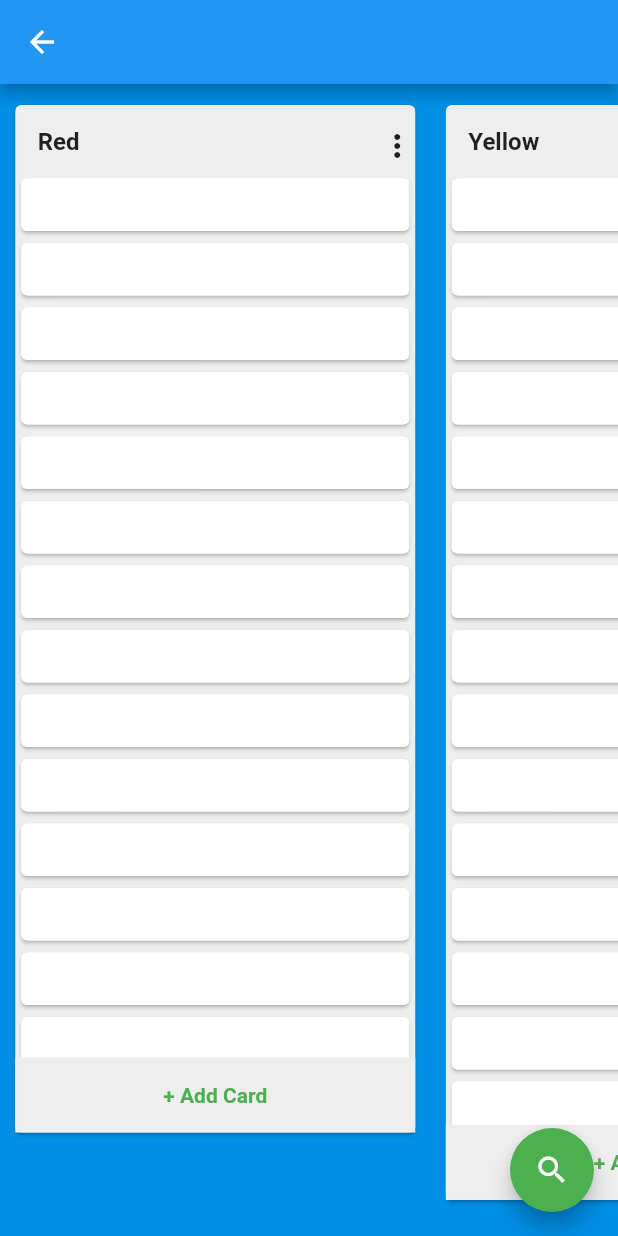
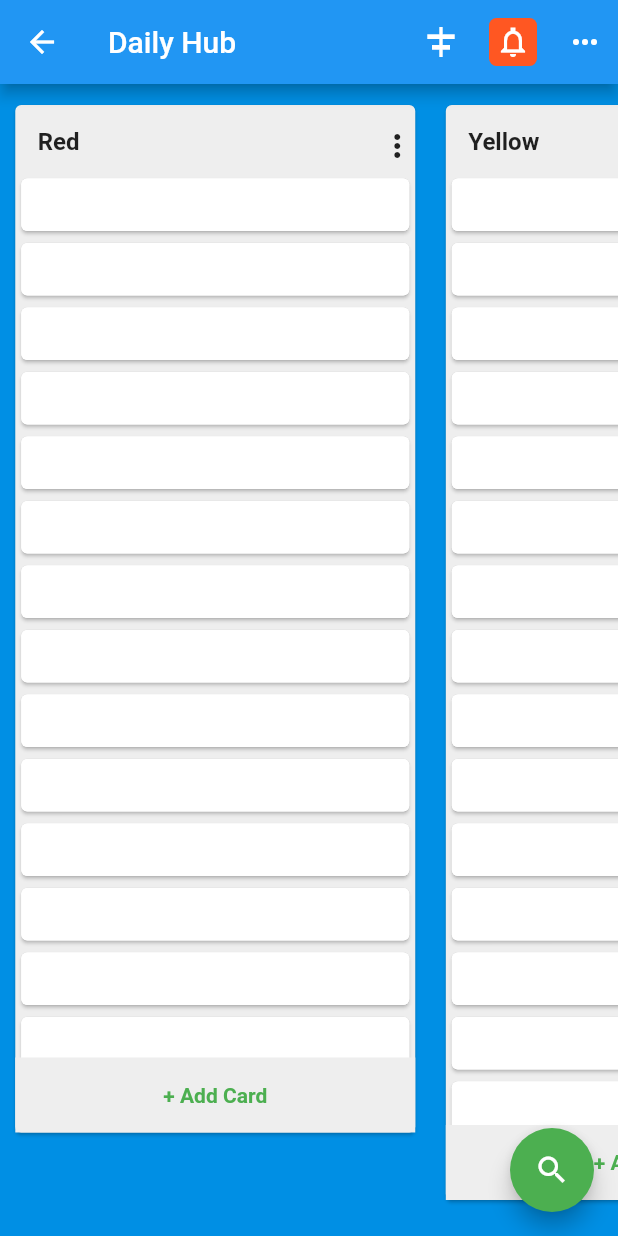
Before and after one commit to Brandon-Herrera/trello_app_clone_2, a Flutter app: the BoardScreen screen opened directly, on a phone screen of 412 x 824 dp. Run offline on Flutter 3.47's test engine with Material 2 defaults, Android fonts, the phone set to English and light mode, and no system bars; network calls fail.

Commit message:
Add appbar to board page attempt 2

```diff
--- a/lib/screens/board_screen.dart
+++ b/lib/screens/board_screen.dart
@@ -15,7 +15,36 @@ class _BoardScreenState extends State<BoardScreen> {
     double bodyHeight = (MediaQuery.of(context).size.height -
         MediaQuery.of(context).padding.top);
     return Scaffold(
-      appBar: AppBar(),
+      appBar: AppBar(
+        title: Text('Daily Hub'),
+        centerTitle: false,
+        actions: [
+          Row(
+            mainAxisAlignment: MainAxisAlignment.start,
+            children: [
+              Icon(Icons.align_horizontal_center),
+              SizedBox(width: 20),
+              Container(
+                height: 32,
+                padding: EdgeInsets.all(4),
+                decoration: BoxDecoration(
+                  borderRadius: BorderRadius.all(
+                    Radius.circular(5),
+                  ),
+                  color: Colors.deepOrange[500],
+                ),
+                child: Container(
+                  padding: EdgeInsets.all(0),
+                  child: Icon(Icons.notifications_none_sharp),
+                ),
+              ),
+              SizedBox(width: 20),
+              Icon(Icons.more_horiz),
+              SizedBox(width: 10),
+            ],
+          ),
+        ],
+      ),
       body: Container(
         height: bodyHeight,
         color: Color(0xff008FE4),
```
